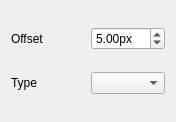
First picture: the form in src/widgets/other_widgets/edge_type_widget.ui, repository fredfichant/icsograf, before the edit.
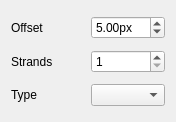
Second picture: the form after the edit.

Diff of the .ui file:
```diff
--- a/src/widgets/other_widgets/edge_type_widget.ui
+++ b/src/widgets/other_widgets/edge_type_widget.ui
@@ -11,6 +11,16 @@
    </rect>
   </property>
   <layout class="QGridLayout" name="gridLayout">
+   <item row="0" column="0">
+    <widget class="QLabel" name="label_strand_offset">
+     <property name="text">
+      <string>Offset</string>
+     </property>
+     <property name="buddy">
+      <cstring>spin_strand_offset</cstring>
+     </property>
+    </widget>
+   </item>
    <item row="0" column="1">
     <widget class="QDoubleSpinBox" name="spin_strand_offset">
      <property name="suffix">
@@ -21,20 +31,30 @@
      </property>
     </widget>
    </item>
-   <item row="0" column="0">
-    <widget class="QLabel" name="label_strand_offset">
-     <property name="text">
-      <string>Offset</string>
-     </property>
-     <property name="buddy">
-      <cstring>spin_strand_offset</cstring>
-     </property>
-    </widget>
-   </item>
-   <item row="1" column="1">
-    <widget class="QComboBox" name="combo_edge_type"/>
-   </item>
    <item row="1" column="0">
+    <widget class="QLabel" name="label_strand_count">
+     <property name="text">
+      <string>Strands</string>
+     </property>
+     <property name="buddy">
+      <cstring>spin_strand_count</cstring>
+     </property>
+    </widget>
+   </item>
+   <item row="1" column="1">
+    <widget class="QSpinBox" name="spin_strand_count">
+     <property name="minimum">
+      <number>1</number>
+     </property>
+     <property name="maximum">
+      <number>3</number>
+     </property>
+     <property name="value">
+      <number>1</number>
+     </property>
+    </widget>
+   </item>
+   <item row="2" column="0">
     <widget class="QLabel" name="label_edge_type">
      <property name="toolTip">
       <string>&lt;html&gt;&lt;head/&gt;&lt;body&gt;&lt;p&gt;pour sélectionner le nombre d'arête entre deux sommets&lt;/p&gt;&lt;/body&gt;&lt;/html&gt;</string>
@@ -42,8 +62,14 @@
      <property name="text">
       <string>Type</string>
      </property>
+     <property name="buddy">
+      <cstring>combo_edge_type</cstring>
+     </property>
     </widget>
    </item>
+   <item row="2" column="1">
+    <widget class="QComboBox" name="combo_edge_type"/>
+   </item>
   </layout>
  </widget>
  <resources/>
```
